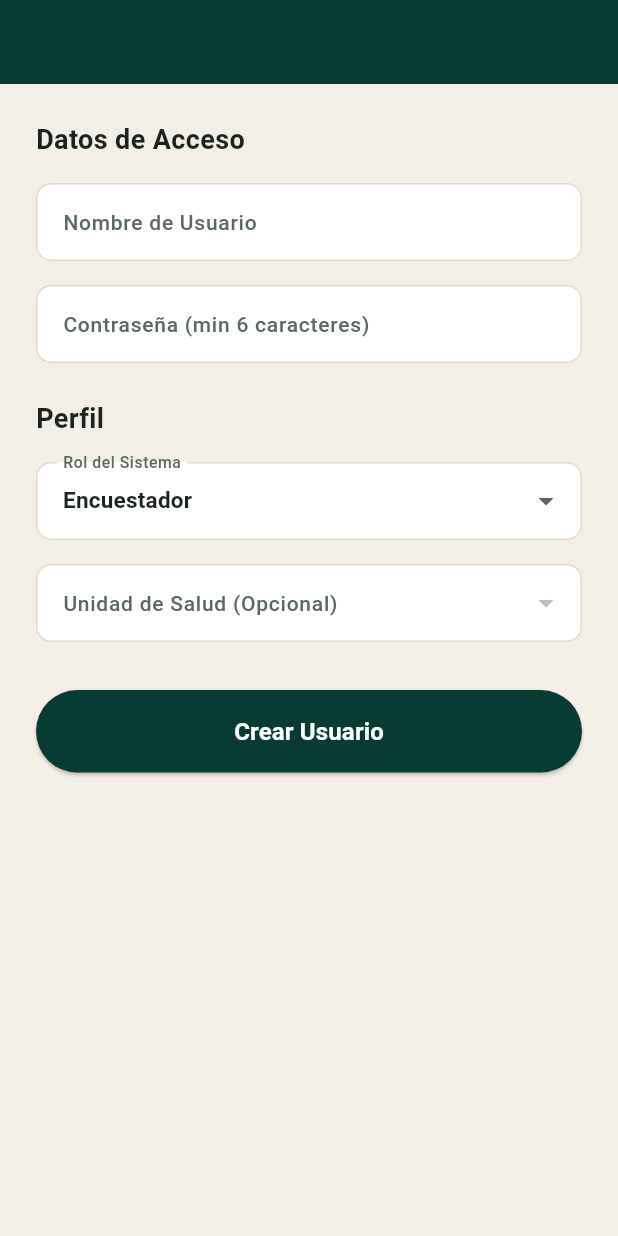
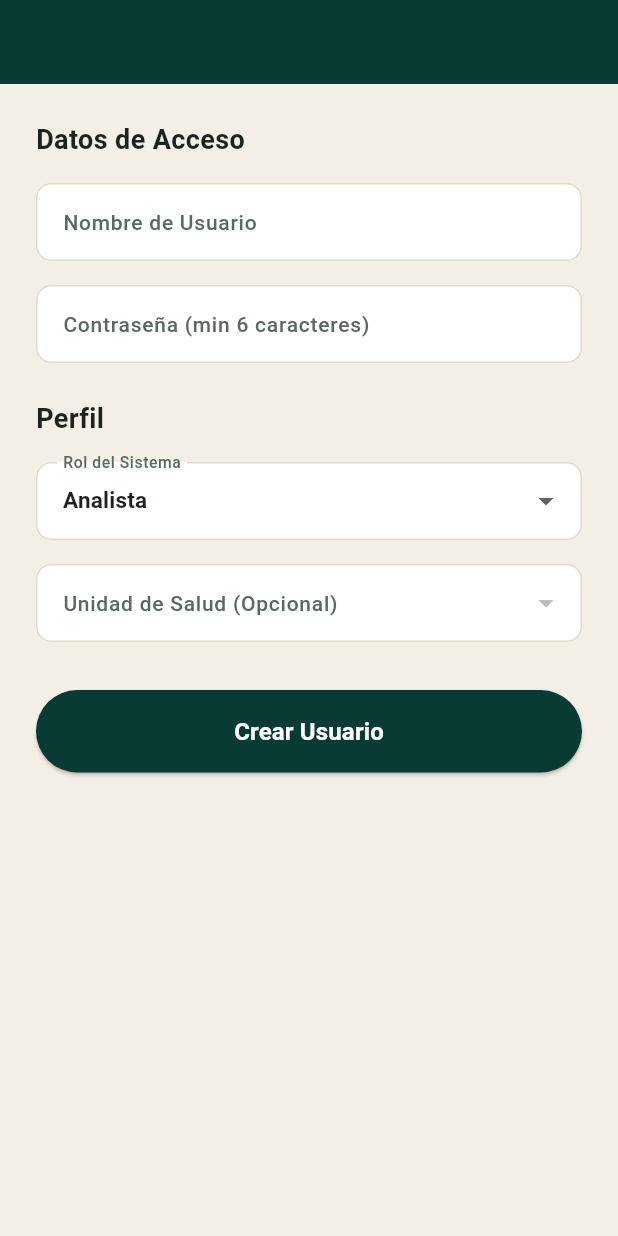
Before and after one commit to IDS-HUGO/SUMS_MOBILE, a Flutter app: the AdminUserFormPage screen opened directly, on a phone screen of 412 x 824 dp. Run offline on Flutter 3.47's test engine with Material 3 defaults, Android fonts, the phone set to English and light mode, and no system bars; our stand-ins replace connectivity_plus, drift, shared_preferences; missing offline and left inert: workmanager; accounts and stored records are empty; generated files the repository leaves out were written again; network calls fail; Roboto replaces fonts that are missing (Arial); statements that could not run were skipped.

Commit message:
rol equivocado

```diff
--- a/lib/features/admin/presentation/pages/admin_user_form_page.dart
+++ b/lib/features/admin/presentation/pages/admin_user_form_page.dart
@@ -126,8 +126,8 @@ class _AdminUserFormPageState extends State<AdminUserFormPage> {
                   items: const [
                     DropdownMenuItem(value: 1, child: Text('Administrador')),
                     DropdownMenuItem(value: 2, child: Text('Médico')),
-                    DropdownMenuItem(value: 3, child: Text('Encuestador')),
-                    DropdownMenuItem(value: 4, child: Text('Analista')),
+                    DropdownMenuItem(value: 4, child: Text('Encuestador')),
+                    DropdownMenuItem(value: 3, child: Text('Analista')),
                   ],
                   onChanged: (v) => setState(() => _selectedRol = v!),
                 ),
--- a/lib/features/admin/presentation/pages/admin_users_list_page.dart
+++ b/lib/features/admin/presentation/pages/admin_users_list_page.dart
@@ -118,8 +118,8 @@ class _AdminUsersListPageState extends State<AdminUsersListPage> {
     switch (rolId) {
       case 1: return 'Administrador';
       case 2: return 'Médico';
-      case 3: return 'Encuestador';
-      case 4: return 'Analista';
+      case 4: return 'Encuestador';
+      case 3: return 'Analista';
       default: return 'Desconocido';
     }
   }
```
